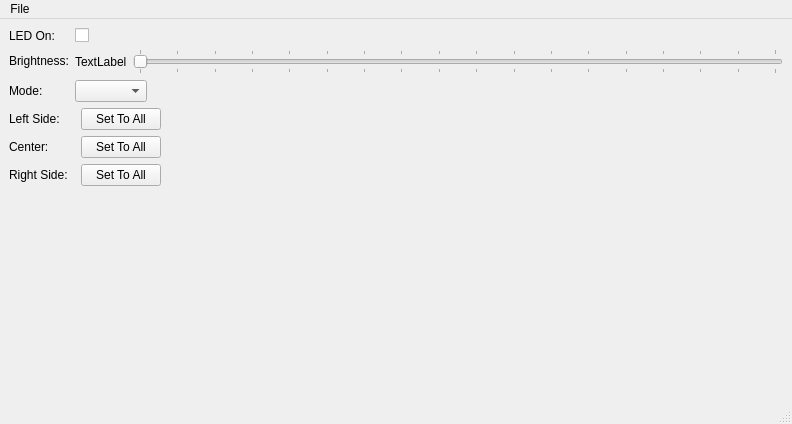
Old version of the form src/clevokeyboardgui/ui/main_window.ui in the repository anetczuk/ClevoKeyboardControl.
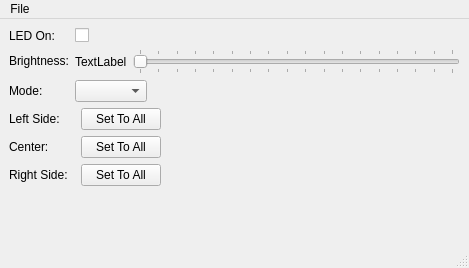
New version of the form. Custom widgets are drawn as their Qt base class.

Commit message: Terminate application on Exit

The edit to the form file:
```diff
--- a/src/clevokeyboardgui/ui/main_window.ui
+++ b/src/clevokeyboardgui/ui/main_window.ui
@@ -6,8 +6,8 @@
    <rect>
     <x>0</x>
     <y>0</y>
-    <width>792</width>
-    <height>424</height>
+    <width>469</width>
+    <height>268</height>
    </rect>
   </property>
   <property name="windowTitle">
@@ -195,7 +195,7 @@
     <rect>
      <x>0</x>
      <y>0</y>
-     <width>792</width>
+     <width>469</width>
      <height>22</height>
     </rect>
    </property>
```
Left out of the diff: 19 changed lines with no effect on the pictures. The commit also changes 1 other file.
